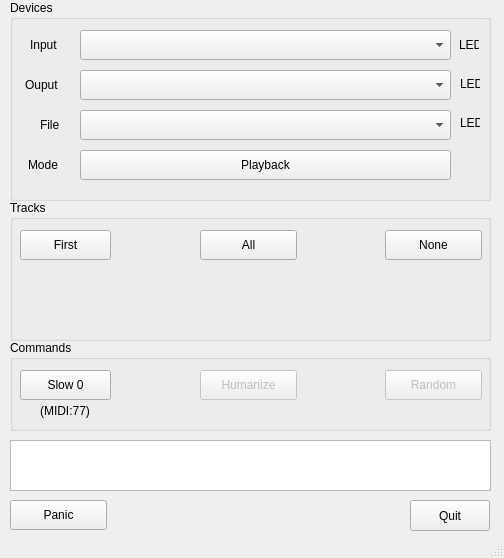
Qt form chopin-lab/form.ui (obook/I-like-Chopin) before a commit.
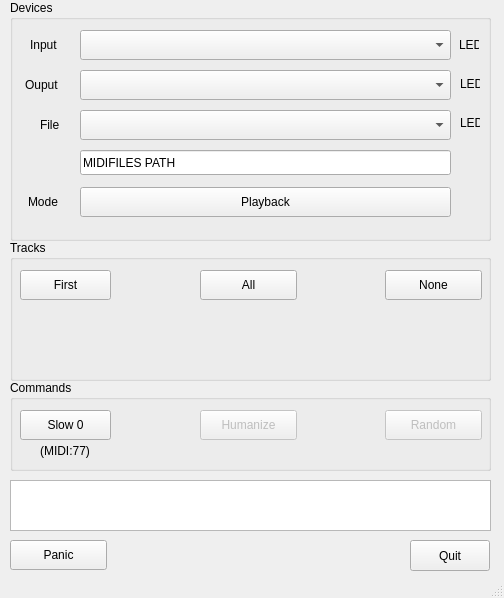
The same form after that commit.

Commit message: Path for midifiles printed

```diff
--- a/chopin-lab/form.ui
+++ b/chopin-lab/form.ui
@@ -7,7 +7,7 @@
     <x>0</x>
     <y>0</y>
     <width>504</width>
-    <height>558</height>
+    <height>598</height>
    </rect>
   </property>
   <property name="windowTitle">
@@ -18,7 +18,7 @@
     <property name="geometry">
      <rect>
       <x>10</x>
-      <y>440</y>
+      <y>480</y>
       <width>481</width>
       <height>51</height>
      </rect>
@@ -28,7 +28,7 @@
     <property name="geometry">
      <rect>
       <x>410</x>
-      <y>500</y>
+      <y>540</y>
       <width>80</width>
       <height>31</height>
      </rect>
@@ -43,7 +43,7 @@
       <x>10</x>
       <y>0</y>
       <width>481</width>
-      <height>201</height>
+      <height>241</height>
      </rect>
     </property>
     <property name="title">
@@ -53,7 +53,7 @@
      <property name="geometry">
       <rect>
        <x>70</x>
-       <y>150</y>
+       <y>187</y>
        <width>371</width>
        <height>30</height>
       </rect>
@@ -99,7 +99,7 @@
      <property name="geometry">
       <rect>
        <x>18</x>
-       <y>154</y>
+       <y>191</y>
        <width>71</width>
        <height>22</height>
       </rect>
@@ -183,12 +183,28 @@
       <string>LED</string>
      </property>
     </widget>
+    <widget class="QLineEdit" name="lineEdit_MidiPath">
+     <property name="geometry">
+      <rect>
+       <x>70</x>
+       <y>150</y>
+       <width>371</width>
+       <height>25</height>
+      </rect>
+     </property>
+     <property name="text">
+      <string>MIDIFILES PATH</string>
+     </property>
+     <property name="readOnly">
+      <bool>true</bool>
+     </property>
+    </widget>
    </widget>
    <widget class="QGroupBox" name="groupBox_2">
     <property name="geometry">
      <rect>
       <x>10</x>
-      <y>200</y>
+      <y>240</y>
       <width>481</width>
       <height>141</height>
      </rect>
@@ -251,7 +267,7 @@
     <property name="geometry">
      <rect>
       <x>10</x>
-      <y>500</y>
+      <y>540</y>
       <width>97</width>
       <height>30</height>
      </rect>
@@ -264,7 +280,7 @@
     <property name="geometry">
      <rect>
       <x>10</x>
-      <y>340</y>
+      <y>380</y>
       <width>481</width>
       <height>91</height>
      </rect>
```
The commit also changes 2 other files.
